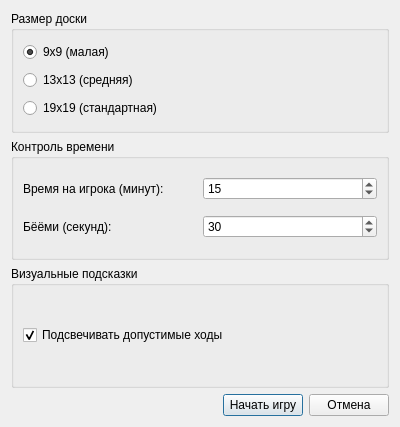
Before: the Qt Designer form interface/Go_app/ui/game_settings_dialog.ui in gZEVI-1/OS_GO, drawn with Qt 5.
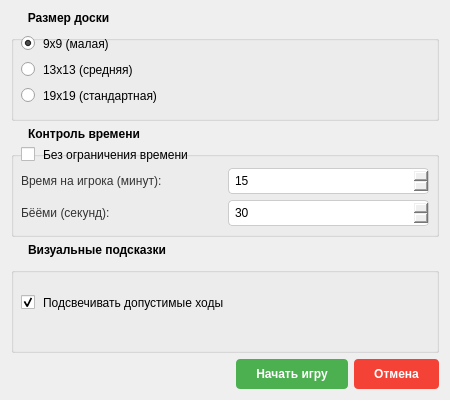
After: the same form once the commit is applied.

The edit to the form file:
```diff
--- a/interface/Go_app/ui/game_settings_dialog.ui
+++ b/interface/Go_app/ui/game_settings_dialog.ui
@@ -6,19 +6,33 @@
    <rect>
     <x>0</x>
     <y>0</y>
-    <width>400</width>
-    <height>427</height>
+    <width>450</width>
+    <height>400</height>
    </rect>
   </property>
   <property name="windowTitle">
    <string>Настройки игры</string>
   </property>
+  <property name="styleSheet">
+   <string notr="true"/>
+  </property>
   <layout class="QVBoxLayout" name="verticalLayout">
    <item>
     <widget class="QGroupBox" name="groupBoardSize">
      <property name="title">
       <string>Размер доски</string>
      </property>
+     <property name="styleSheet">
+      <string>QGroupBox {
+    font-weight: bold;
+    margin-top: 10px;
+}
+QGroupBox::title {
+    subcontrol-origin: margin;
+    left: 10px;
+    padding: 0 5px 0 5px;
+}</string>
+     </property>
      <layout class="QVBoxLayout" name="verticalLayout_2">
       <item>
        <widget class="QRadioButton" name="radio9x9">
@@ -28,6 +42,11 @@
         <property name="checked">
          <bool>true</bool>
         </property>
+        <property name="styleSheet">
+         <string>QRadioButton {
+    spacing: 8px;
+}</string>
+        </property>
        </widget>
       </item>
       <item>
@@ -35,6 +54,11 @@
         <property name="text">
          <string>13x13 (средняя)</string>
         </property>
+        <property name="styleSheet">
+         <string>QRadioButton {
+    spacing: 8px;
+}</string>
+        </property>
        </widget>
       </item>
       <item>
@@ -42,6 +66,11 @@
         <property name="text">
          <string>19x19 (стандартная)</string>
         </property>
+        <property name="styleSheet">
+         <string>QRadioButton {
+    spacing: 8px;
+}</string>
+        </property>
        </widget>
       </item>
      </layout>
@@ -52,15 +81,44 @@
      <property name="title">
       <string>Контроль времени</string>
      </property>
+     <property name="styleSheet">
+      <string>QGroupBox {
+    font-weight: bold;
+    margin-top: 10px;
+}
+QGroupBox::title {
+    subcontrol-origin: margin;
+    left: 10px;
+    padding: 0 5px 0 5px;
+}</string>
+     </property>
      <layout class="QGridLayout" name="gridLayout">
-      <item row="0" column="0">
+      <item row="0" column="0" colspan="2">
+       <widget class="QCheckBox" name="checkNoTimeLimit">
+        <property name="text">
+         <string>Без ограничения времени</string>
+        </property>
+        <property name="styleSheet">
+         <string>QCheckBox {
+    spacing: 8px;
+    font-weight: normal;
+}</string>
+        </property>
+       </widget>
+      </item>
+      <item row="1" column="0">
        <widget class="QLabel" name="labelPlayerTime">
         <property name="text">
          <string>Время на игрока (минут):</string>
         </property>
+        <property name="styleSheet">
+         <string>QLabel {
+    color: #333;
+}</string>
+        </property>
        </widget>
       </item>
-      <item row="0" column="1">
+      <item row="1" column="1">
        <widget class="QSpinBox" name="spinPlayerTime">
         <property name="minimum">
          <number>1</number>
@@ -71,16 +129,31 @@
         <property name="value">
          <number>15</number>
         </property>
+        <property name="styleSheet">
+         <string>QSpinBox {
+    padding: 4px;
+    border: 1px solid #ccc;
+    border-radius: 4px;
+}
+QSpinBox:focus {
+    border: 1px solid #4CAF50;
+}</string>
+        </property>
        </widget>
       </item>
-      <item row="1" column="0">
+      <item row="2" column="0">
        <widget class="QLabel" name="labelByoyomi">
         <property name="text">
          <string>Бёёми (секунд):</string>
         </property>
+        <property name="styleSheet">
+         <string>QLabel {
+    color: #333;
+}</string>
+        </property>
        </widget>
       </item>
-      <item row="1" column="1">
+      <item row="2" column="1">
        <widget class="QSpinBox" name="spinByoyomi">
         <property name="minimum">
          <number>0</number>
@@ -91,6 +164,16 @@
         <property name="value">
          <number>30</number>
         </property>
+        <property name="styleSheet">
+         <string>QSpinBox {
+    padding: 4px;
+    border: 1px solid #ccc;
+    border-radius: 4px;
+}
+QSpinBox:focus {
+    border: 1px solid #4CAF50;
+}</string>
+        </property>
        </widget>
       </item>
      </layout>
@@ -101,6 +184,17 @@
      <property name="title">
       <string>Визуальные подсказки</string>
      </property>
+     <property name="styleSheet">
+      <string>QGroupBox {
+    font-weight: bold;
+    margin-top: 10px;
+}
+QGroupBox::title {
+    subcontrol-origin: margin;
+    left: 10px;
+    padding: 0 5px 0 5px;
+}</string>
+     </property>
      <layout class="QVBoxLayout" name="verticalLayout_3">
       <item>
        <widget class="QCheckBox" name="checkLegalMoves">
@@ -110,6 +204,11 @@
         <property name="checked">
          <bool>true</bool>
         </property>
+        <property name="styleSheet">
+         <string>QCheckBox {
+    spacing: 8px;
+}</string>
+        </property>
        </widget>
       </item>
      </layout>
@@ -138,6 +237,22 @@
        <property name="default">
         <bool>true</bool>
        </property>
+       <property name="styleSheet">
+        <string>QPushButton {
+    background-color: #4CAF50;
+    color: white;
+    border: none;
+    padding: 8px 20px;
+    border-radius: 4px;
+    font-weight: bold;
+}
+QPushButton:hover {
+    background-color: #45a049;
+}
+QPushButton:pressed {
+    background-color: #3d8b40;
+}</string>
+       </property>
       </widget>
      </item>
      <item>
@@ -145,6 +260,22 @@
        <property name="text">
         <string>Отмена</string>
        </property>
+       <property name="styleSheet">
+        <string>QPushButton {
+    background-color: #f44336;
+    color: white;
+    border: none;
+    padding: 8px 20px;
+    border-radius: 4px;
+    font-weight: bold;
+}
+QPushButton:hover {
+    background-color: #da190b;
+}
+QPushButton:pressed {
+    background-color: #b71c1c;
+}</string>
+       </property>
       </widget>
      </item>
     </layout>
```
Left out of the diff: 4 changed lines with no effect on the pictures.
